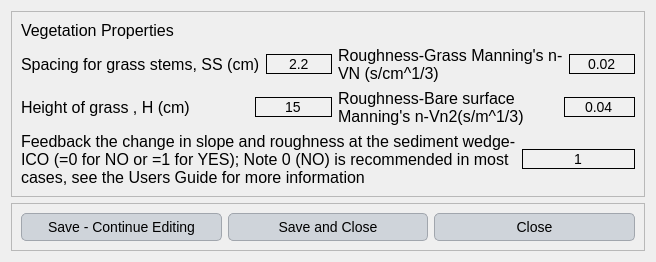
Before: the Qt Designer form Source_code/ui/buffer_properties.ui in Inigobarbe/VFSMOD-GUI, drawn with Qt 5.
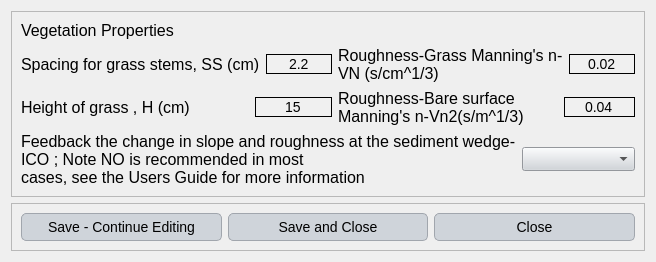
After: the same form once the commit is applied.

Patch:
```diff
--- a/Source_code/ui/buffer_properties.ui
+++ b/Source_code/ui/buffer_properties.ui
@@ -237,20 +237,13 @@
          <widget class="QLabel" name="label_6">
           <property name="text">
            <string>Feedback the change in slope and roughness at the sediment wedge-
-ICO (=0 for NO or =1 for YES); Note 0 (NO) is recommended in most
+ICO ; Note NO is recommended in most
 cases, see the Users Guide for more information</string>
           </property>
          </widget>
         </item>
         <item>
-         <widget class="QLineEdit" name="feedback">
-          <property name="text">
-           <string>1</string>
-          </property>
-          <property name="alignment">
-           <set>Qt::AlignCenter</set>
-          </property>
-         </widget>
+         <widget class="QComboBox" name="feedback"/>
         </item>
        </layout>
       </item>
```
